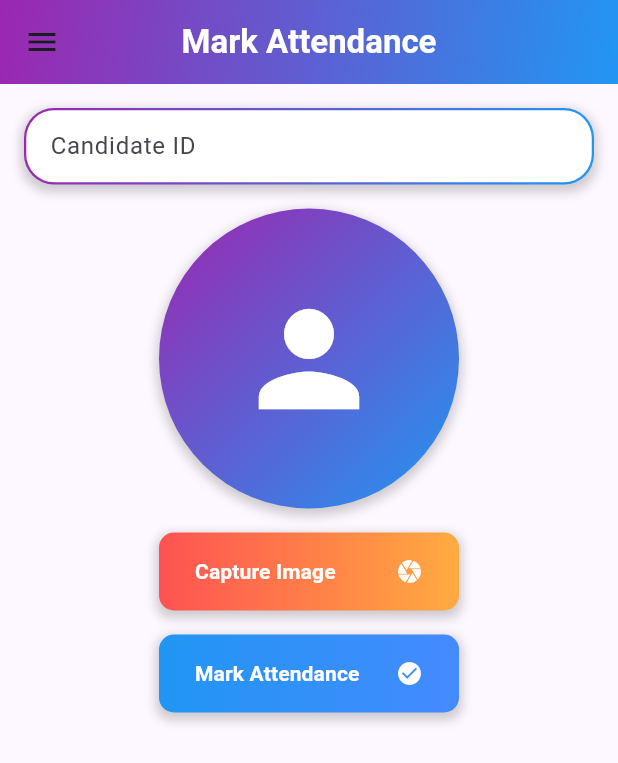
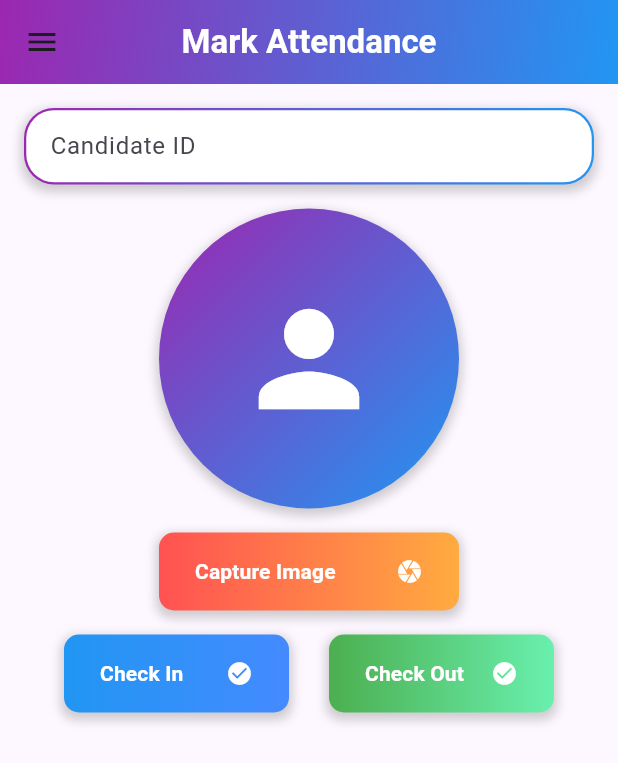
Before and after one commit to Siddhesh-crypt/Attendance_App, a Flutter app: the AttendanceScreen screen opened directly, on a phone screen of 412 x 824 dp. Shown: the top 763 px of the screen. Run offline on Flutter 3.47's test engine with Material 3 defaults, Android fonts, the phone set to English and light mode, and no system bars; our stand-ins replace fluttertoast, image_picker, permission_handler, shared_preferences; missing offline and left inert: mysql1; accounts and stored records are empty; network calls fail.

Commit message:
download csv functionality and check in and check out functionality

```diff
--- a/lib/main.dart
+++ b/lib/main.dart
@@ -13,7 +13,7 @@ class MyApp extends StatelessWidget {
   Widget build(BuildContext context) {
     return MaterialApp(
       debugShowCheckedModeBanner: false,
-      title: 'Flutter Demo',
+      title: 'Attendance App DB Skills ',
       theme: ThemeData(
         // This is the theme of your application.
         //
--- a/lib/screens/attendance_list_page.dart
+++ b/lib/screens/attendance_list_page.dart
@@ -93,7 +93,8 @@ class _AttendanceListPageState extends State<AttendanceListPage> {
                   DataColumn(label: Text('Candidate ID')),
                   DataColumn(label: Text('Status')),
                   DataColumn(label: Text('Date')),
-                  DataColumn(label: Text('Time')),
+                  DataColumn(label: Text('Check In')),
+                  DataColumn(label: Text('Check Out'))
                 ],
                 rows: _attendanceData
                     .where((record) =>
@@ -108,7 +109,8 @@ class _AttendanceListPageState extends State<AttendanceListPage> {
                     DataCell(Text(record['candidate_id'])),
                     DataCell(Text(record['status'])),
                     DataCell(Text(record['date'])),
-                    DataCell(Text(record['time'])),
+                    DataCell(Text(record['check_in_time'])),
+                    DataCell(Text(record['check_out_time'])),
                   ]);
                 }).toList(),
               ),
--- a/lib/screens/attendance_screen.dart
+++ b/lib/screens/attendance_screen.dart
@@ -22,20 +22,27 @@ class _AttendanceScreenState extends State<AttendanceScreen> {
     });
   }
 
-  Future<void> _markAttendance() async {
+  Future<void> _markAttendance(String type) async {
     if (_imageFile != null) {
-      bool success = await DatabaseHelper.markAttendance(
+
+      var result = await DatabaseHelper.markAttendance(
         candidateId: _candidateIdController.text,
-        status: 'Present',
+        status: type == 'check_in' ? 'Present' : 'Checked Out',
+        type: type,
         imageFile: _imageFile!,
       );
-      if (success) {
+
+      if (result['status'] == 'success') {
         ScaffoldMessenger.of(context).showSnackBar(
-          SnackBar(content: Text('Attendance marked successfully')),
+          SnackBar(content: Text('Attendance $type marked successfully')),
         );
-        print('Attendance marked successfully');
+        print('Attendance $type marked successfully');
       } else {
-        print('Failed to mark attendance');
+        String errorMessage = result['message'] ?? 'Failed to mark attendance';
+        ScaffoldMessenger.of(context).showSnackBar(
+          SnackBar(content: Text(errorMessage)),
+        );
+        print('Failed to mark attendance: $errorMessage');
       }
     }
   }
@@ -45,7 +52,10 @@ class _AttendanceScreenState extends State<AttendanceScreen> {
     return Scaffold(
       appBar: AppBar(
         centerTitle: true,
-        title: Text('Mark Attendance', style: TextStyle(fontWeight: FontWeight.bold, color: Colors.white),),
+        title: Text(
+          'Mark Attendance',
+          style: TextStyle(fontWeight: FontWeight.bold, color: Colors.white),
+        ),
         flexibleSpace: Container(
           decoration: BoxDecoration(
             gradient: LinearGradient(
@@ -53,7 +63,7 @@ class _AttendanceScreenState extends State<AttendanceScreen> {
               begin: Alignment.topLeft,
               end: Alignment.bottomRight,
             ),
-            )
+          ),
         ),
       ),
       drawer: AnimatedDrawer(),
@@ -97,7 +107,7 @@ class _AttendanceScreenState extends State<AttendanceScreen> {
                   ),
                 ),
               ),
-              SizedBox(height: 16,),
+              SizedBox(height: 16),
               Container(
                 width: 200,
                 height: 200,
@@ -128,15 +138,15 @@ class _AttendanceScreenState extends State<AttendanceScreen> {
                       : null,
                 ),
               ),
-              SizedBox(height: 16,),
+              SizedBox(height: 16),
               Container(
                 width: 200,
                 decoration: BoxDecoration(
                   borderRadius: BorderRadius.circular(10),
                   gradient: LinearGradient(
-                    colors: [Colors.redAccent, Colors.orangeAccent,],
+                    colors: [Colors.redAccent, Colors.orangeAccent],
                     begin: Alignment.centerLeft,
-                    end: Alignment.centerRight
+                    end: Alignment.centerRight,
                   ),
                   boxShadow: [
                     BoxShadow(
@@ -145,15 +155,21 @@ class _AttendanceScreenState extends State<AttendanceScreen> {
                       blurRadius: 5,
                       offset: Offset(0, 3),
                     ),
-                  ]
+                  ],
                 ),
                 child: ElevatedButton(
                   onPressed: _pickImage,
                   child: Row(
                     mainAxisAlignment: MainAxisAlignment.spaceBetween,
                     children: [
-                      Text('Capture Image', style: TextStyle(fontWeight: FontWeight.bold, color: Colors.white),),
-                      Icon(Icons.camera, color: Colors.white,)
+                      Text(
+                        'Capture Image',
+                        style: TextStyle(fontWeight: FontWeight.bold, color: Colors.white),
+                      ),
+                      Icon(
+                        Icons.camera,
+                        color: Colors.white,
+                      ),
                     ],
                   ),
                   style: ElevatedButton.styleFrom(
@@ -166,9 +182,12 @@ class _AttendanceScreenState extends State<AttendanceScreen> {
                   ),
                 ),
               ),
-              SizedBox(height: 16,),
+              SizedBox(height: 16),
+              Row(
+                mainAxisAlignment: MainAxisAlignment.spaceEvenly,
+                children: [
                   Container(
-                width: 200,
+                    width: 150,
                     decoration: BoxDecoration(
                       borderRadius: BorderRadius.circular(10),
                       gradient: LinearGradient(
@@ -186,7 +205,7 @@ class _AttendanceScreenState extends State<AttendanceScreen> {
                       ],
                     ),
                     child: ElevatedButton(
-                  onPressed: _markAttendance,
+                      onPressed: () => _markAttendance('check_in'),
                       style: ElevatedButton.styleFrom(
                         backgroundColor: Colors.transparent,
                         elevation: 0,
@@ -199,7 +218,7 @@ class _AttendanceScreenState extends State<AttendanceScreen> {
                         mainAxisAlignment: MainAxisAlignment.spaceBetween,
                         children: [
                           Text(
-                        'Mark Attendance',
+                            'Check In',
                             style: TextStyle(color: Colors.white, fontWeight: FontWeight.bold),
                           ),
                           Icon(
@@ -210,7 +229,51 @@ class _AttendanceScreenState extends State<AttendanceScreen> {
                       ),
                     ),
                   ),
-
+                  Container(
+                    width: 150,
+                    decoration: BoxDecoration(
+                      borderRadius: BorderRadius.circular(10),
+                      gradient: LinearGradient(
+                        colors: [Colors.green, Colors.greenAccent],
+                        begin: Alignment.centerLeft,
+                        end: Alignment.centerRight,
+                      ),
+                      boxShadow: [
+                        BoxShadow(
+                          color: Colors.grey.withOpacity(0.5),
+                          spreadRadius: 2,
+                          blurRadius: 5,
+                          offset: Offset(0, 3),
+                        ),
+                      ],
+                    ),
+                    child: ElevatedButton(
+                      onPressed: () => _markAttendance('check_out'),
+                      style: ElevatedButton.styleFrom(
+                        backgroundColor: Colors.transparent,
+                        elevation: 0,
+                        padding: EdgeInsets.symmetric(vertical: 16.0, horizontal: 24.0),
+                        shape: RoundedRectangleBorder(
+                          borderRadius: BorderRadius.circular(10),
+                        ),
+                      ),
+                      child: Row(
+                        mainAxisAlignment: MainAxisAlignment.spaceBetween,
+                        children: [
+                          Text(
+                            'Check Out',
+                            style: TextStyle(color: Colors.white, fontWeight: FontWeight.bold),
+                          ),
+                          Icon(
+                            Icons.check_circle,
+                            color: Colors.white,
+                          ),
+                        ],
+                      ),
+                    ),
+                  ),
+                ],
+              ),
             ],
           ),
         ),
--- a/lib/services/database_helper.dart
+++ b/lib/services/database_helper.dart
@@ -1,8 +1,10 @@
 import 'dart:convert';
 import 'dart:io';
 
+import 'package:flutter/material.dart';
 import 'package:http/http.dart' as http;
 import 'package:image_picker/image_picker.dart';
+import 'package:intl/intl.dart';
 import 'package:path_provider/path_provider.dart';
 import 'package:permission_handler/permission_handler.dart';
 
@@ -22,27 +24,43 @@ class DatabaseHelper {
     return response.statusCode == 200;
   }
 
-  static Future<bool> markAttendance({required String candidateId, required String status, required XFile imageFile}) async {
-    final request = http.MultipartRequest('POST', Uri.parse('$_baseUrl/attendance.php'));
+  static Future<Map<String, dynamic>> markAttendance({
+    required String candidateId,
+    required String status,
+    required String type,
+    required XFile imageFile,
+  }) async {
+    final url = Uri.parse('$_baseUrl/attendance.php'); // Replace with your server URL
 
-    // Add form fields
-    request.fields['candidate_id'] = candidateId;
-    request.fields['status'] = status;
+    final now = DateTime.now();
+    final formattedDate = DateFormat('yyyy-MM-dd').format(now);
+    final check_in_time = DateFormat('HH:mm:ss').format(now);
+    final check_out_time = DateFormat('HH:mm:ss').format(now);
 
-    // Add current date and time
-    DateTime now = DateTime.now();
-    String formattedDate = '${now.year}-${_twoDigits(now.month)}-${_twoDigits(now.day)}';
-    String formattedTime = '${_twoDigits(now.hour)}:${_twoDigits(now.minute)}:${_twoDigits(now.second)}';
-    request.fields['date'] = formattedDate;
-    request.fields['time'] = formattedTime;
+    final request = http.MultipartRequest('POST', url)
+      ..fields['candidate_id'] = candidateId
+      ..fields['status'] = status
+      ..fields['type'] = type
+      ..fields['date'] = formattedDate
+      ..fields['time'] = check_in_time
+      ..fields['check_in_time'] = check_in_time
+      ..fields['check_out_time'] = check_out_time
+      ..files.add(await http.MultipartFile.fromPath('image', imageFile.path));
 
-    // Add image file
-    request.files.add(await http.MultipartFile.fromPath('image', imageFile.path));
+    final response = await request.send();
 
-    // Send the request
-    final response = await request.send();
-    return response.statusCode == 200;
+    if (response.statusCode == 200) {
+      final responseData = await response.stream.bytesToString();
+      final json = jsonDecode(responseData);
+      return json;
+    } else {
+      return {
+        'status': 'error',
+        'message': 'Server error: ${response.reasonPhrase}',
+      };
+    }
   }
+
 
   static String _twoDigits(int n) {
     if (n >= 10) return "$n";
@@ -91,17 +109,3 @@ class DatabaseHelper {
     }
   }
 }
-
-// class Attendance {
-//   final String name;
-//   final String id;
-//   final String status;
-//   final String date;
-//
-//   Attendance({
-//     required this.name,
-//     required this.id,
-//     required this.status,
-//     required this.date,
-//   });
-// }
--- a/pubspec.yaml
+++ b/pubspec.yaml
@@ -46,6 +46,7 @@ dependencies:
   face_recognition: ^0.0.2
   path_provider: ^2.1.3
   permission_handler: ^11.3.1
+  intl: ^0.19.0
 
 
 flutter_launcher_icons:
```
Also changed, not shown: pubspec.lock. Lines whose indentation alone changed are shown as unchanged.
